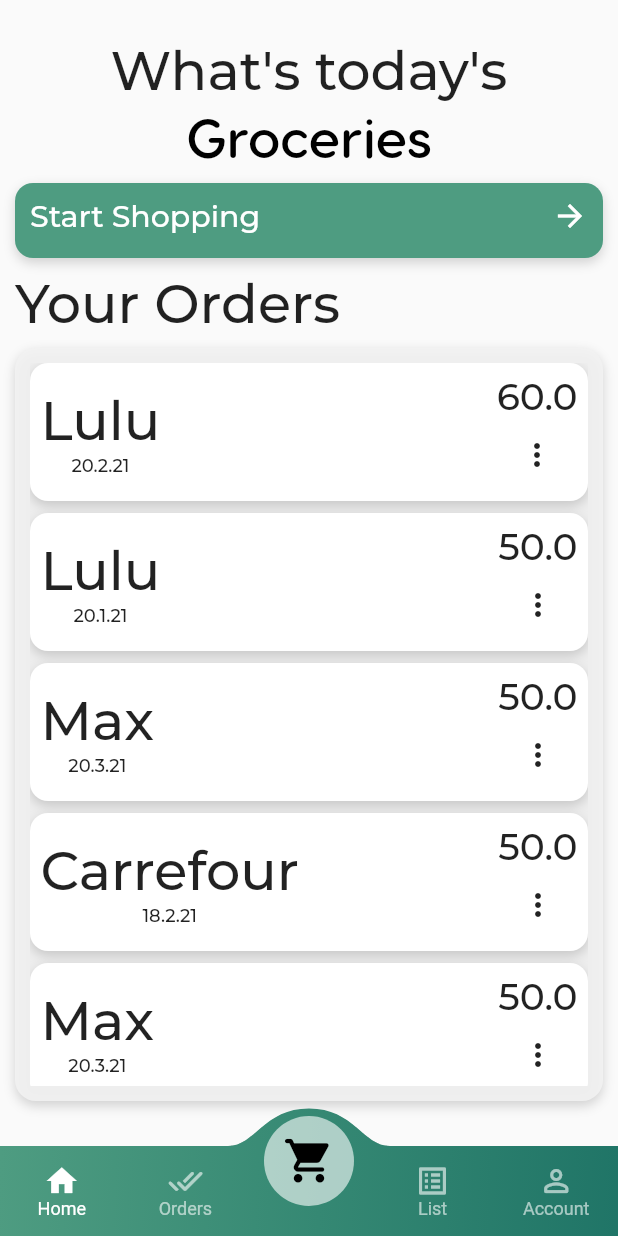
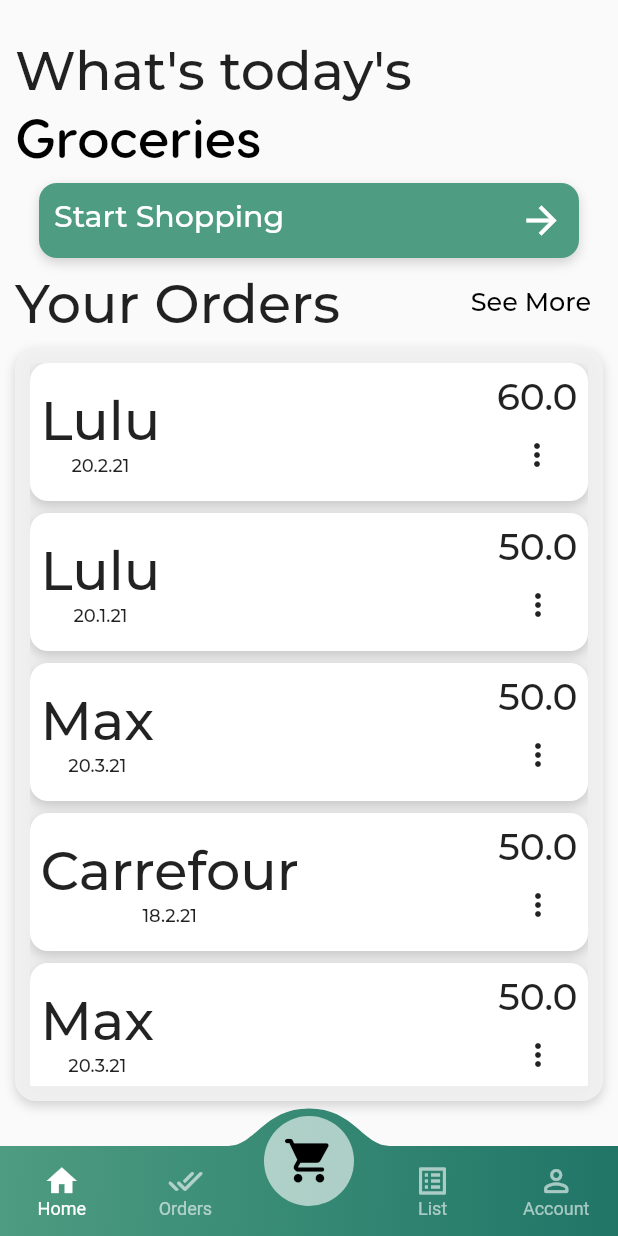
Before and after one commit to Aymn-Mohd/Groceries, a Flutter app: the HomePage screen opened directly, on a phone screen of 412 x 824 dp. Run offline on Flutter 3.47's test engine with Material 2 defaults, Android fonts, the phone set to English and light mode, and no system bars; drawn by our look-alikes of convex_bottom_bar; our stand-ins replace cloud_firestore, firebase_core, flutter_svg, get, google_fonts; missing offline and left inert: scan; accounts and stored records are empty.

```diff
--- a/lib/Assets/Themes/Fonts.dart
+++ b/lib/Assets/Themes/Fonts.dart
@@ -2,5 +2,7 @@ import 'package:flutter/material.dart';
 import 'package:google_fonts/google_fonts.dart';
 
 TextStyle style12 = GoogleFonts.montserrat(fontSize: 12.0);
+TextStyle style12b = GoogleFonts.montserrat(fontSize: 12.0,color: Colors.black);
+TextStyle style17b = GoogleFonts.montserrat(fontSize: 17.0,color: Colors.black);
 TextStyle style20 = GoogleFonts.montserrat(fontSize: 20.0);
 TextStyle style36 = GoogleFonts.montserrat(fontSize: 36.0);
--- a/lib/Pages/Home.dart
+++ b/lib/Pages/Home.dart
@@ -3,8 +3,10 @@ import 'package:convex_bottom_bar/convex_bottom_bar.dart';
 import 'package:flutter/cupertino.dart';
 import 'package:flutter/material.dart';
 import 'package:flutter_svg/svg.dart';
+import 'package:get/get_core/src/get_main.dart';
 import 'package:google_fonts/google_fonts.dart';
 import 'package:groceries/Assets/Themes/Colorthemes.dart';
+import 'package:groceries/Assets/Themes/Fonts.dart';
 import 'package:groceries/Modals/Orderlist.dart';
 import 'package:groceries/Pages/Scan/ScanEnter.dart';
 import 'package:groceries/Pages/List/ShopList.dart';
@@ -17,6 +19,7 @@ class HomePage extends StatefulWidget {
 }
 
 class _HomePageState extends State<HomePage> {
+
   List<Orderlist> Orders = [
     Orderlist('Lulu', '20.2.21', 60),
     Orderlist('Lulu', '20.1.21', 50),
@@ -35,6 +38,8 @@ class _HomePageState extends State<HomePage> {
             padding: EdgeInsets.all(10),
             child: Column(
               children: [
+                Row(
+                  children: [
                     Container(
                       padding: EdgeInsets.fromLTRB(0, 15, 0, 0),
                       child: Text(
@@ -44,6 +49,10 @@ class _HomePageState extends State<HomePage> {
                         softWrap: true,
                       ),
                     ),
+                  ],
+                ),
+                Row(
+                  children: [
                     Padding(
                       padding: const EdgeInsets.fromLTRB(0, 0, 0, 10),
                       child: Stack(
@@ -69,7 +78,13 @@ class _HomePageState extends State<HomePage> {
                         ],
                       ),
                     ),
-                Container(
+                  ],
+                ),
+                MaterialButton(
+                  onPressed: (){
+                   Navigator.pushReplacement(context, MaterialPageRoute(builder: (_) => ScanEnter()));
+                  },
+                  child: Container(
                     height: 50,
                     padding: EdgeInsets.all(10),
                     decoration: BoxDecoration(
@@ -102,13 +117,19 @@ class _HomePageState extends State<HomePage> {
                             Icon(
                               Icons.arrow_forward,
                               color: whitecolor,
+                              size: 30,
                             )
                           ]),
                         ],
                       ),
                     ),
                   ),
+                ),
                 Row(
+                  mainAxisAlignment: MainAxisAlignment.spaceBetween,
+                  children: [
+                    Column(
+                      mainAxisAlignment: MainAxisAlignment.start,
                       children: [
                         Container(
                           padding: EdgeInsets.fromLTRB(0, 8, 0, 8),
@@ -119,6 +140,17 @@ class _HomePageState extends State<HomePage> {
                             softWrap: true,
                           ),
                         ),
+                      ],
+                    ),
+                    Column(
+                      mainAxisAlignment: MainAxisAlignment.end,
+                      children: [
+                        TextButton(
+                          onPressed: (){},
+                          child: Text('See More',style: style17b,),
+                        ),
+                      ],
+                    )
                   ],
                 ),
                 Expanded(
--- a/lib/main.dart
+++ b/lib/main.dart
@@ -28,7 +28,7 @@ class MyApp extends StatelessWidget {
         // Once complete, show your application
         if (snapshot.connectionState == ConnectionState.done) {
           return MaterialApp(
-            home: SignUp(),
+            home: HomePage(),
           );
         }
 
```
Also changed, not shown: lib/Pages/AuthScreens/SignUp.dart (+21 -27 lines), lib/Pages/Scan/Scanfinal.dart (added, +69 -0 lines), pubspec.yaml (+10 -1 lines), lib/Assets/images/iconapp/icon.png (added), pubspec.lock. Lines whose indentation alone changed are shown as unchanged.
